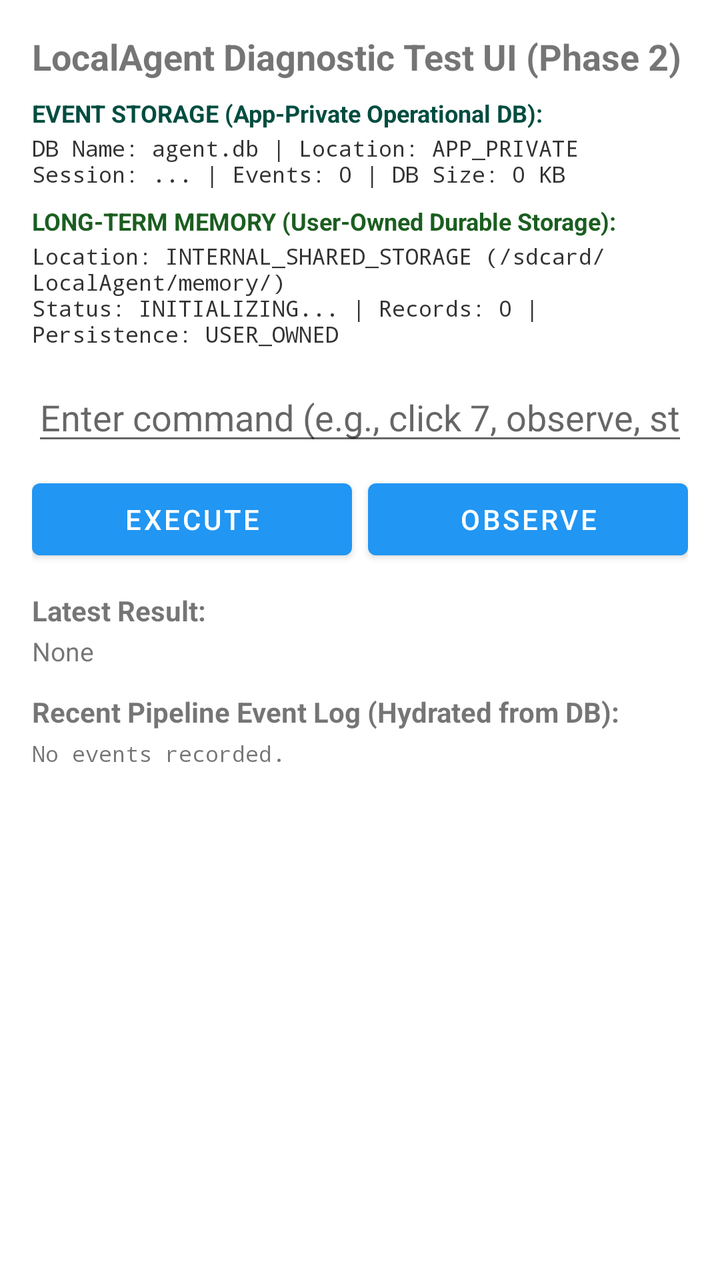
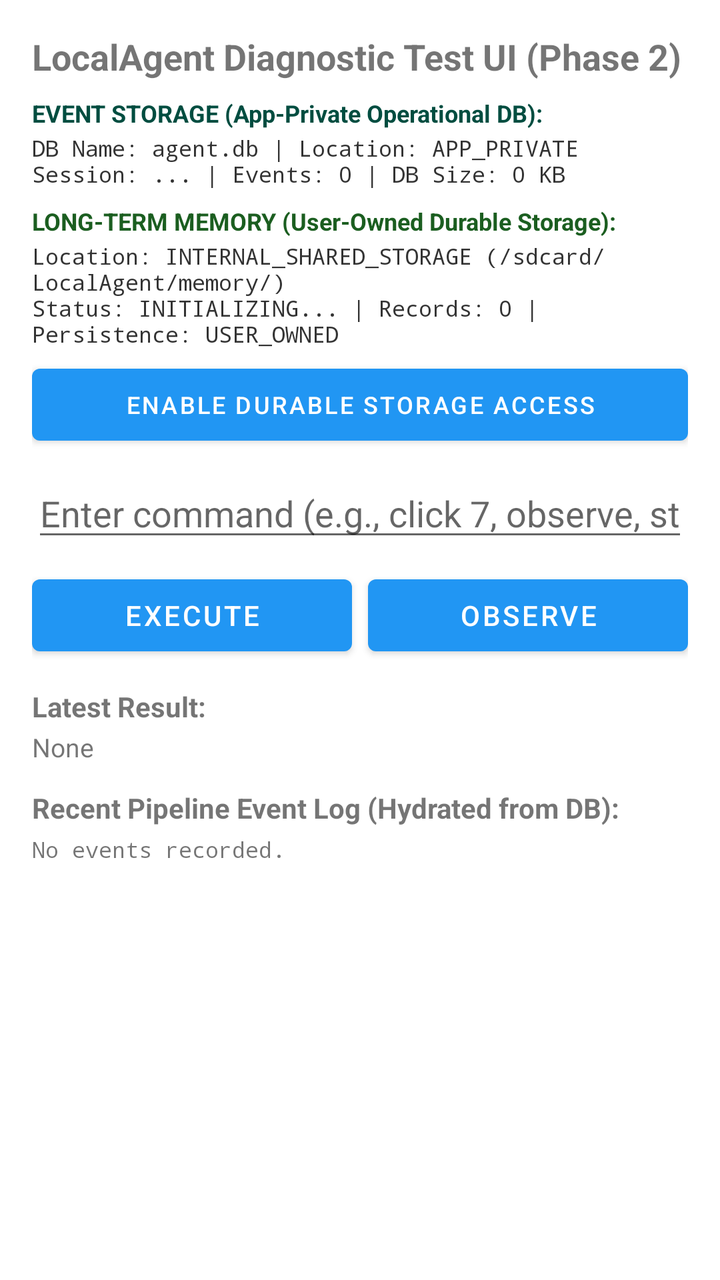

An Android layout rendered at two revisions. The XML below is the earlier revision; the diff shows what the commit changed to produce the second picture.
<!-- AndroidManifest.xml: application theme Theme.LocalAgent -->
<!-- res/layout/activity_main.xml -->
<?xml version="1.0" encoding="utf-8"?>
<LinearLayout xmlns:android="http://schemas.android.com/apk/res/android"
    android:layout_width="match_parent"
    android:layout_height="match_parent"
    android:orientation="vertical"
    android:padding="16dp">

    <TextView
        android:id="@+id/tvTitle"
        android:layout_width="match_parent"
        android:layout_height="wrap_content"
        android:text="LocalAgent Diagnostic Test UI (Phase 2)"
        android:textSize="18sp"
        android:textStyle="bold" />

    <TextView
        android:id="@+id/tvEventStorageHeader"
        android:layout_width="match_parent"
        android:layout_height="wrap_content"
        android:layout_marginTop="8dp"
        android:text="EVENT STORAGE (App-Private Operational DB):"
        android:textSize="12sp"
        android:textStyle="bold"
        android:textColor="#004D40" />

    <TextView
        android:id="@+id/tvEventStorageDiagnostics"
        android:layout_width="match_parent"
        android:layout_height="wrap_content"
        android:layout_marginTop="2dp"
        android:text="DB Name: agent.db | Location: APP_PRIVATE\nSession: ... | Events: 0 | DB Size: 0 KB"
        android:textSize="11sp"
        android:fontFamily="monospace"
        android:textColor="#333333" />

    <TextView
        android:id="@+id/tvDurableMemoryHeader"
        android:layout_width="match_parent"
        android:layout_height="wrap_content"
        android:layout_marginTop="8dp"
        android:text="LONG-TERM MEMORY (User-Owned Durable Storage):"
        android:textSize="12sp"
        android:textStyle="bold"
        android:textColor="#1B5E20" />

    <TextView
        android:id="@+id/tvDurableMemoryDiagnostics"
        android:layout_width="match_parent"
        android:layout_height="wrap_content"
        android:layout_marginTop="2dp"
        android:text="Location: INTERNAL_SHARED_STORAGE (/sdcard/LocalAgent/memory/)\nStatus: INITIALIZING... | Records: 0 | Persistence: USER_OWNED"
        android:textSize="11sp"
        android:fontFamily="monospace"
        android:textColor="#333333" />

    <EditText
        android:id="@+id/etCommandInput"
        android:layout_width="match_parent"
        android:layout_height="wrap_content"
        android:layout_marginTop="12dp"
        android:hint="Enter command (e.g., click 7, observe, status)"
        android:inputType="text" />

    <LinearLayout
        android:layout_width="match_parent"
        android:layout_height="wrap_content"
        android:layout_marginTop="8dp"
        android:orientation="horizontal">

        <Button
            android:id="@+id/btnExecute"
            android:layout_width="0dp"
            android:layout_height="wrap_content"
            android:layout_weight="1"
            android:text="Execute" />

        <Button
            android:id="@+id/btnObserve"
            android:layout_width="0dp"
            android:layout_height="wrap_content"
            android:layout_weight="1"
            android:layout_marginStart="8dp"
            android:text="Observe" />
    </LinearLayout>

    <TextView
        android:id="@+id/tvLatestResultHeader"
        android:layout_width="match_parent"
        android:layout_height="wrap_content"
        android:layout_marginTop="12dp"
        android:text="Latest Result:"
        android:textStyle="bold" />

    <TextView
        android:id="@+id/tvLatestResult"
        android:layout_width="match_parent"
        android:layout_height="wrap_content"
        android:layout_marginTop="2dp"
        android:text="None"
        android:textSize="13sp" />

    <TextView
        android:id="@+id/tvRecentEventsHeader"
        android:layout_width="match_parent"
        android:layout_height="wrap_content"
        android:layout_marginTop="12dp"
        android:text="Recent Pipeline Event Log (Hydrated from DB):"
        android:textStyle="bold" />

    <ScrollView
        android:layout_width="match_parent"
        android:layout_height="0dp"
        android:layout_weight="1"
        android:layout_marginTop="4dp">

        <TextView
            android:id="@+id/tvRecentEvents"
            android:layout_width="match_parent"
            android:layout_height="wrap_content"
            android:text="No events recorded."
            android:textSize="11sp"
            android:fontFamily="monospace" />
    </ScrollView>

</LinearLayout>
<!-- resources referenced by this layout -->
<resources>
  <style name="Theme.LocalAgent" parent="Theme.MaterialComponents.DayNight.DarkActionBar">
          <item name="colorPrimary">#2196F3</item>
          <item name="colorPrimaryVariant">#1976D2</item>
          <item name="colorOnPrimary">#FFFFFF</item>
          <item name="colorSecondary">#03DAC6</item>
          <item name="colorSecondaryVariant">#018786</item>
          <item name="colorOnSecondary">#000000</item>
      </style>
</resources>

<!-- the commit's change to res/layout/activity_main.xml (unified diff, before → after) -->
@@ -53,11 +53,19 @@
         android:fontFamily="monospace"
         android:textColor="#333333" />
 
+    <Button
+        android:id="@+id/btnEnableStorage"
+        android:layout_width="match_parent"
+        android:layout_height="wrap_content"
+        android:layout_marginTop="4dp"
+        android:text="Enable Durable Storage Access"
+        android:textSize="12sp" />
+
     <EditText
         android:id="@+id/etCommandInput"
         android:layout_width="match_parent"
         android:layout_height="wrap_content"
-        android:layout_marginTop="12dp"
+        android:layout_marginTop="8dp"
         android:hint="Enter command (e.g., click 7, observe, status)"
         android:inputType="text" />
 
